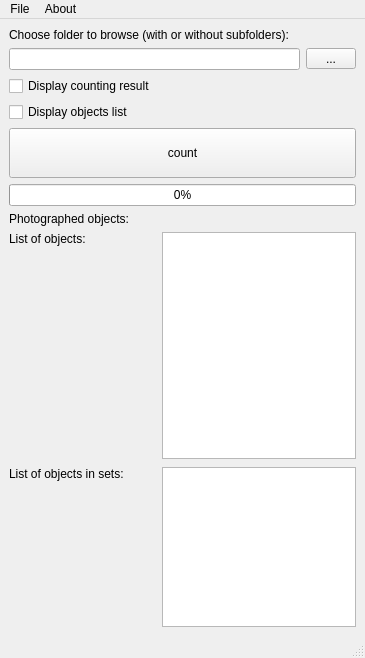
i-oles/mnw_counter, file gui.ui: the form before one commit.
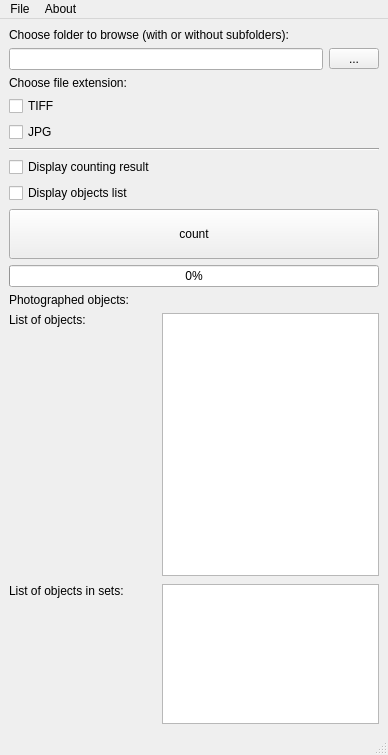
The form after the commit.

Commit message: lineedit verification corrected, checkboxes jpg and tiff added, two todo tasks left

```diff
--- a/gui.ui
+++ b/gui.ui
@@ -6,8 +6,8 @@
    <rect>
     <x>0</x>
     <y>0</y>
-    <width>365</width>
-    <height>658</height>
+    <width>388</width>
+    <height>755</height>
    </rect>
   </property>
   <property name="windowTitle">
@@ -15,34 +15,7 @@
   </property>
   <widget class="QWidget" name="centralwidget">
    <layout class="QGridLayout" name="gridLayout">
-    <item row="7" column="0">
-     <widget class="QLabel" name="labelListSingles">
-      <property name="text">
-       <string>List of objects:</string>
-      </property>
-      <property name="alignment">
-       <set>Qt::AlignLeading|Qt::AlignLeft|Qt::AlignTop</set>
-      </property>
-     </widget>
-    </item>
-    <item row="3" column="0">
-     <widget class="QCheckBox" name="cBoxList">
-      <property name="text">
-       <string>Display objects list</string>
-      </property>
-     </widget>
-    </item>
-    <item row="7" column="1" colspan="2">
-     <widget class="QListWidget" name="listWidgetSingles">
-      <property name="minimumSize">
-       <size>
-        <width>0</width>
-        <height>200</height>
-       </size>
-      </property>
-     </widget>
-    </item>
-    <item row="8" column="1">
+    <item row="19" column="1">
      <spacer name="vSpacer">
       <property name="orientation">
        <enum>Qt::Vertical</enum>
@@ -58,24 +31,13 @@
       </property>
      </spacer>
     </item>
-    <item row="5" column="0" colspan="3">
-     <widget class="QProgressBar" name="progressBar">
-      <property name="value">
-       <number>0</number>
-      </property>
-     </widget>
-    </item>
-    <item row="2" column="0">
-     <widget class="QCheckBox" name="cBoxCount">
+    <item row="20" column="0">
+     <widget class="QLabel" name="labelListSets">
       <property name="text">
-       <string>Display counting result</string>
+       <string>List of objects in sets:</string>
       </property>
-     </widget>
-    </item>
-    <item row="6" column="1">
-     <widget class="QLabel" name="labelResult">
-      <property name="text">
-       <string/>
+      <property name="alignment">
+       <set>Qt::AlignLeading|Qt::AlignLeft|Qt::AlignTop</set>
       </property>
      </widget>
     </item>
@@ -98,29 +60,24 @@
       </property>
      </widget>
     </item>
-    <item row="9" column="1" colspan="2">
-     <widget class="QListWidget" name="listWidgetSets">
-      <property name="minimumSize">
-       <size>
-        <width>0</width>
-        <height>160</height>
-       </size>
+    <item row="16" column="0" colspan="3">
+     <widget class="QProgressBar" name="progressBar">
+      <property name="value">
+       <number>0</number>
       </property>
-      <property name="maximumSize">
-       <size>
-        <width>16777215</width>
-        <height>160</height>
-       </size>
+     </widget>
+    </item>
+    <item row="2" column="0">
+     <widget class="QLabel" name="label">
+      <property name="text">
+       <string>Choose file extension:</string>
       </property>
      </widget>
     </item>
     <item row="9" column="0">
-     <widget class="QLabel" name="labelListSets">
+     <widget class="QCheckBox" name="cBoxCount">
       <property name="text">
-       <string>List of objects in sets:</string>
-      </property>
-      <property name="alignment">
-       <set>Qt::AlignLeading|Qt::AlignLeft|Qt::AlignTop</set>
+       <string>Display counting result</string>
       </property>
      </widget>
     </item>
@@ -131,14 +88,70 @@
       </property>
      </widget>
     </item>
-    <item row="6" column="0">
-     <widget class="QLabel" name="labelPhotographed">
+    <item row="3" column="0">
+     <widget class="QCheckBox" name="cBoxTiff">
+      <property name="enabled">
+       <bool>true</bool>
+      </property>
       <property name="text">
-       <string>Photographed objects:</string>
+       <string>TIFF</string>
       </property>
      </widget>
     </item>
-    <item row="4" column="0" colspan="3">
+    <item row="18" column="1" colspan="2">
+     <widget class="QListWidget" name="listWidgetSingles">
+      <property name="minimumSize">
+       <size>
+        <width>0</width>
+        <height>230</height>
+       </size>
+      </property>
+     </widget>
+    </item>
+    <item row="1" column="0" colspan="2">
+     <widget class="QLineEdit" name="lineEdit"/>
+    </item>
+    <item row="18" column="0">
+     <widget class="QLabel" name="labelListSingles">
+      <property name="text">
+       <string>List of objects:</string>
+      </property>
+      <property name="alignment">
+       <set>Qt::AlignLeading|Qt::AlignLeft|Qt::AlignTop</set>
+      </property>
+     </widget>
+    </item>
+    <item row="11" column="0">
+     <widget class="QCheckBox" name="cBoxList">
+      <property name="text">
+       <string>Display objects list</string>
+      </property>
+     </widget>
+    </item>
+    <item row="20" column="1" colspan="2">
+     <widget class="QListWidget" name="listWidgetSets">
+      <property name="minimumSize">
+       <size>
+        <width>0</width>
+        <height>140</height>
+       </size>
+      </property>
+      <property name="maximumSize">
+       <size>
+        <width>16777215</width>
+        <height>140</height>
+       </size>
+      </property>
+     </widget>
+    </item>
+    <item row="8" column="0" colspan="3">
+     <widget class="Line" name="line">
+      <property name="orientation">
+       <enum>Qt::Horizontal</enum>
+      </property>
+     </widget>
+    </item>
+    <item row="15" column="0" colspan="3">
      <widget class="QPushButton" name="btnCount">
       <property name="minimumSize">
        <size>
@@ -151,8 +164,26 @@
       </property>
      </widget>
     </item>
-    <item row="1" column="0" colspan="2">
-     <widget class="QLineEdit" name="lineEdit"/>
+    <item row="17" column="0">
+     <widget class="QLabel" name="labelPhotographed">
+      <property name="text">
+       <string>Photographed objects:</string>
+      </property>
+     </widget>
+    </item>
+    <item row="17" column="1">
+     <widget class="QLabel" name="labelResult">
+      <property name="text">
+       <string/>
+      </property>
+     </widget>
+    </item>
+    <item row="4" column="0">
+     <widget class="QCheckBox" name="cBoxJpg">
+      <property name="text">
+       <string>JPG</string>
+      </property>
+     </widget>
     </item>
    </layout>
   </widget>
@@ -161,7 +192,7 @@
     <rect>
      <x>0</x>
      <y>0</y>
-     <width>365</width>
+     <width>388</width>
      <height>22</height>
     </rect>
    </property>
```
Left out of the diff: 3 changed lines with no effect on the pictures. The commit also changes 3 other files.
